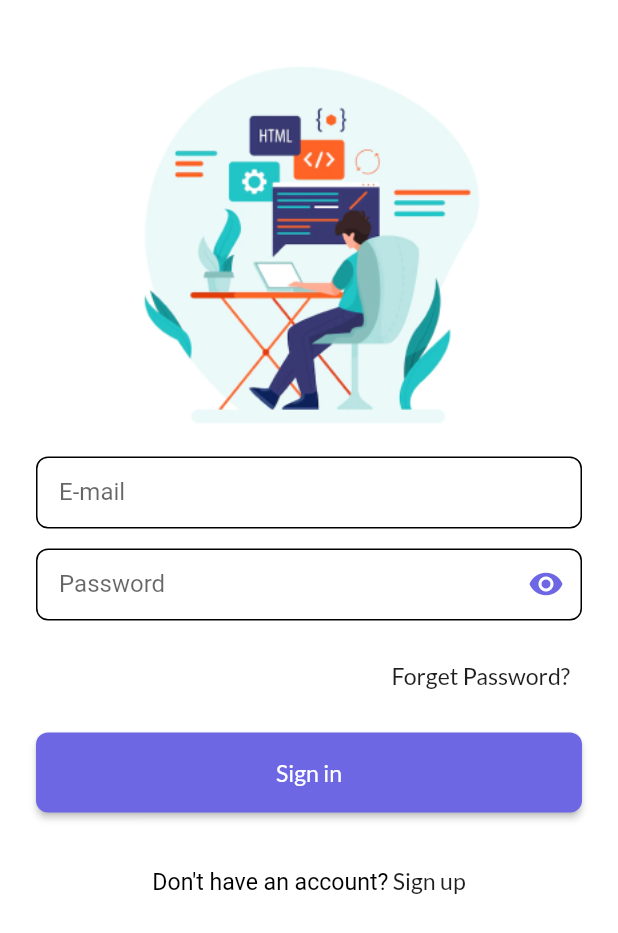
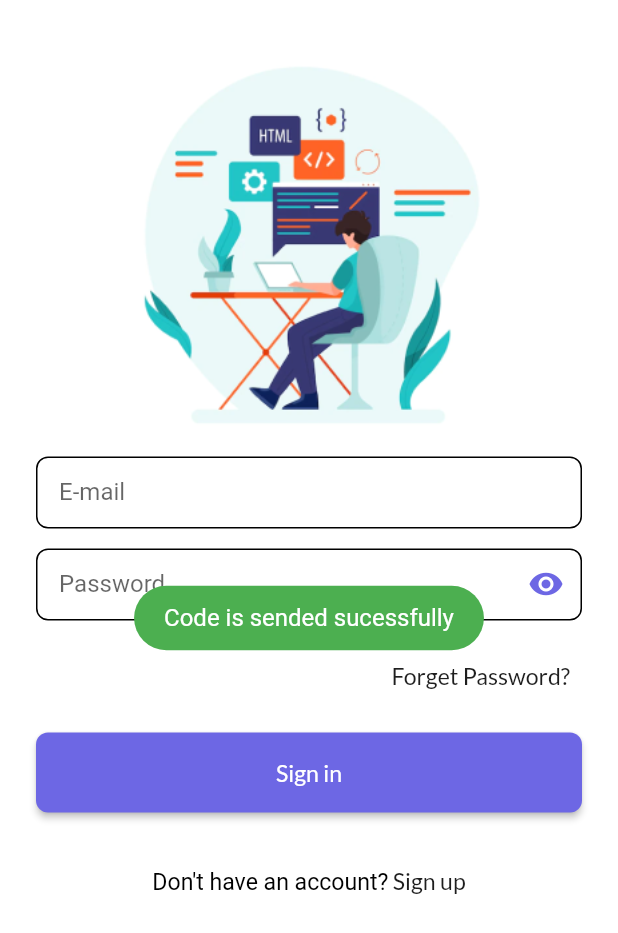
Before and after one commit to Mahmoud-Magdyy/Up-Chat-App, a Flutter app: the LoginScreen screen opened by its route, after a tap on "Forget Password?", on a phone screen of 412 x 824 dp. Shown: the top 933 px of the screen. Run offline on Flutter 3.47's test engine with Material 2 defaults, Android fonts, the light colour scheme and no system bars; our stand-ins replace dartz, firebase_auth, firebase_core, flutter_bloc, flutter_screenutil, flutter_spinkit and 6 more; accounts and stored records are empty; network calls fail.

Commit message:
add auth repo

```diff
--- a/lib/core/services/service_locator.dart
+++ b/lib/core/services/service_locator.dart
@@ -1,4 +1,5 @@
 import 'package:get_it/get_it.dart';
+import 'package:up_chat_app/feature/auth/data/repository/auth_repo.dart';
 import 'package:up_chat_app/feature/auth/presentation/cubit/auth_cubit.dart';
 
 import '../database/cache/cache_helper.dart';
@@ -6,9 +7,9 @@ import '../database/cache/cache_helper.dart';
 final sl = GetIt.instance;
 void initServiceLoactor() {
   //cubits
-sl.registerLazySingleton(() => AuthCubit());
+sl.registerLazySingleton(() => AuthCubit(sl()));
 //feaures
-
+sl.registerLazySingleton(() => AuthRepo());
 //external
   sl.registerLazySingleton(() => CacheHelper());
 }
--- a/lib/feature/auth/model/on_boarding_model.dart
+++ b/lib/feature/auth/data/models/on_boarding_model.dart
@@ -1,5 +1,5 @@
-import '../../../../core/utils/app_assets.dart';
-import '../../../../core/utils/app_strings.dart';
+import '../../../../../core/utils/app_assets.dart';
+import '../../../../../core/utils/app_strings.dart';
 
 class OnBoardingModel {
   final String title;
--- /dev/null
+++ b/lib/feature/auth/data/repository/auth_repo.dart
@@ -0,0 +1,50 @@
+import 'package:dartz/dartz.dart';
+import 'package:firebase_auth/firebase_auth.dart';
+
+class AuthRepo {
+
+  // Either<int,int>
+//login
+  Future<Either<String, String>> login({
+    required String email,
+    required String password,
+  }) async {
+    try {
+      UserCredential user =
+          await FirebaseAuth.instance.signInWithEmailAndPassword(
+        email: email,
+        password: password,
+      );
+      return const Right('Login Sussefully');
+    } on FirebaseAuthException catch (e) {
+      if (e.code == 'user-not-found') {
+        return const Left('No user found for that email.');
+      } else if (e.code == 'wrong-password') {
+        return const Left('Wrong password provided for that user.');
+      } else {
+        return Left(e.code.toString());
+      }
+    }
+  }
+
+//register
+//forget password
+Future<Either<String, String>> forgetPassword({
+    required String email,
+
+  }) async {
+    try {
+      FirebaseAuth.instance
+              .sendPasswordResetEmail(email: email);
+      return const Right('Code is sended sucessfully');
+    } on FirebaseAuthException catch (e) {
+      if (e.code == 'user-not-found') {
+        return const Left('No user found for that email.');
+      }  else {
+        return Left(e.code.toString());
+      }
+    }catch (e){
+      return Left(e.toString());
+    }
+  }
+}
--- a/lib/feature/auth/presentation/cubit/auth_cubit.dart
+++ b/lib/feature/auth/presentation/cubit/auth_cubit.dart
@@ -1,11 +1,12 @@
 import 'package:flutter/material.dart';
 import 'package:flutter_bloc/flutter_bloc.dart';
 
+import '../../data/repository/auth_repo.dart';
 import 'auth_state.dart';
 
 class AuthCubit extends Cubit<AuthState> {
-  AuthCubit() : super(AuthInitial());
-
+  AuthCubit(this.authRepo) : super(AuthInitial());
+  final AuthRepo authRepo;
   static AuthCubit get(context) => BlocProvider.of(context);
 
 //auth logic
@@ -38,4 +39,30 @@ class AuthCubit extends Cubit<AuthState> {
     dropDownValueDepartment = d!;
     emit(ChangeDepartmentValueState());
   }
+
+// login
+  void login() async {
+    emit(LoginLoadingState());
+    var res = await authRepo.login(
+        email: emailLoginController.text,
+        password: passwordLoginController.text);
+    res.fold(
+        (l) => emit(LoginErrorState(message: l)),
+        (r) => emit(
+              LoginSucessfulltyState(message: r),
+            ));
+  }
+
+  //forget password
+  void forgetPassword() async {
+    emit(ForgetPasswordLoadingState());
+    var res = await authRepo.forgetPassword(
+      email: emailLoginController.text,
+    );
+    res.fold(
+        (l) => emit(ForgetPasswordErrorState(message: l)),
+        (r) => emit(
+              ForgetPasswordSucessfulltyState(message: r),
+            ));
+  }
 }
--- a/lib/feature/auth/presentation/cubit/auth_state.dart
+++ b/lib/feature/auth/presentation/cubit/auth_state.dart
@@ -4,8 +4,27 @@ class AuthInitial extends AuthState {}
 
 class ChangePasswordIconState extends AuthState {}
 class LoginLoadingState extends AuthState {}
-class LoginSucessfulltyState extends AuthState {}
-class LoginErrorState extends AuthState {}
+class LoginSucessfulltyState extends AuthState {
+   final String message;
+
+  LoginSucessfulltyState({required this.message});
+}
+class LoginErrorState extends AuthState {
+  final String message;
+
+  LoginErrorState({required this.message});
+}
+class ForgetPasswordLoadingState extends AuthState {}
+class ForgetPasswordSucessfulltyState extends AuthState {
+   final String message;
+
+  ForgetPasswordSucessfulltyState({required this.message});
+}
+class ForgetPasswordErrorState extends AuthState {
+  final String message;
+
+  ForgetPasswordErrorState({required this.message});
+}
 
 
 class ChangeDepartmentValueState extends AuthState {}
--- a/lib/feature/auth/presentation/screens/auth/login_screen.dart
+++ b/lib/feature/auth/presentation/screens/auth/login_screen.dart
@@ -16,7 +16,22 @@ class LoginScreen extends StatelessWidget {
   @override
   Widget build(BuildContext context) {
     return Scaffold(
-      body: SafeArea(child: BlocBuilder<AuthCubit, AuthState>(
+      body: SafeArea(
+          child: BlocConsumer<AuthCubit, AuthState>(
+        listener: (context, state) {
+          if (state is LoginSucessfulltyState) {
+            showToast(message: state.message, state: ToastStates.success);
+          }
+          if (state is LoginErrorState) {
+            showToast(message: state.message, state: ToastStates.error);
+          }
+          if (state is ForgetPasswordSucessfulltyState) {
+            showToast(message: state.message, state: ToastStates.success);
+          }
+          if (state is ForgetPasswordErrorState) {
+            showToast(message: state.message, state: ToastStates.error);
+          }
+        },
         builder: (context, state) {
           var cubit = AuthCubit.get(context);
           return Padding(
@@ -74,11 +89,13 @@ class LoginScreen extends StatelessWidget {
                     Row(
                       children: [
                         const Spacer(),
-                        TextButton(
+                        state is ForgetPasswordLoadingState
+                            ? const CircularProgressIndicator()
+                            : TextButton(
                                 onPressed: () async {
-                            // cubit.forgetPassword(context);
+                                  cubit.forgetPassword();
                                 },
-                          child: Text(
+                                child: const Text(
                                   'Forget Password?',
                                 ),
                               ),
@@ -88,11 +105,13 @@ class LoginScreen extends StatelessWidget {
                       height: 15.h,
                     ),
                     //sign in button
-                    CustomButton(
+                    state is LoginLoadingState
+                        ? const CircularProgressIndicator()
+                        : CustomButton(
                             text: 'Sign in',
                             onPressed: () async {
                               if (cubit.formLoginKey.currentState!.validate()) {
-                          // await cubit.loginUser(context: context);
+                                cubit.login();
                               }
                             },
                           ),
--- a/lib/feature/auth/presentation/screens/on_boarding_screens/on_boarding_screens.dart
+++ b/lib/feature/auth/presentation/screens/on_boarding_screens/on_boarding_screens.dart
@@ -11,7 +11,7 @@ import '../../../../../core/utils/app_strings.dart';
 import '../../../../../core/utils/commons.dart';
 import '../../../../../core/widgets/custom_button.dart';
 import '../../../../../core/widgets/custom_text_button.dart';
-import '../../../model/on_boarding_model.dart';
+import '../../../data/models/on_boarding_model.dart';
 
 class OnBoaringScreens extends StatelessWidget {
   OnBoaringScreens({super.key});
--- a/lib/main.dart
+++ b/lib/main.dart
@@ -1,3 +1,4 @@
+import 'package:firebase_core/firebase_core.dart';
 import 'package:flutter/material.dart';
 import 'package:flutter_bloc/flutter_bloc.dart';
 import '/app/app.dart';
@@ -11,7 +12,7 @@ void main() async {
   initServiceLoactor();
   await sl<CacheHelper>().init();
   // await sl<CacheHelper>().removeData(key: AppStrings.onBoardingKey);
-  // await Firebase.initializeApp();
+  await Firebase.initializeApp();
   runApp(
     MultiBlocProvider(
       providers: [
--- a/pubspec.yaml
+++ b/pubspec.yaml
@@ -1,16 +1,17 @@
 name: up_chat_app
 description: A new Flutter project.
 
-publish_to: 'none'
+publish_to: "none"
 
 version: 1.0.0+1
 
 environment:
-  sdk: '>=3.1.0 <4.0.0'
+  sdk: ">=3.1.0 <4.0.0"
 
 dependencies:
   cloud_firestore: null
   cupertino_icons: ^1.0.2
+  dartz:
   firebase_auth: null
   firebase_core: null
   flutter:
@@ -31,7 +32,6 @@ dev_dependencies:
     sdk: flutter
 
 flutter:
-
   uses-material-design: true
   assets:
     - images/
```
Also changed, not shown: pubspec.lock. Lines whose indentation alone changed are shown as unchanged.
